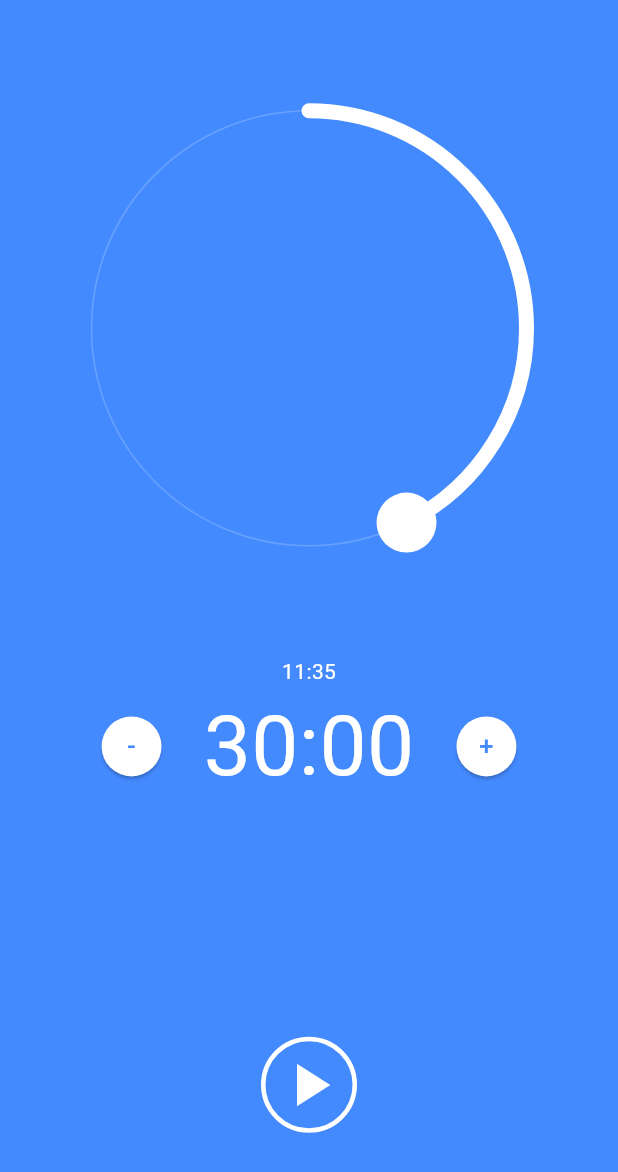
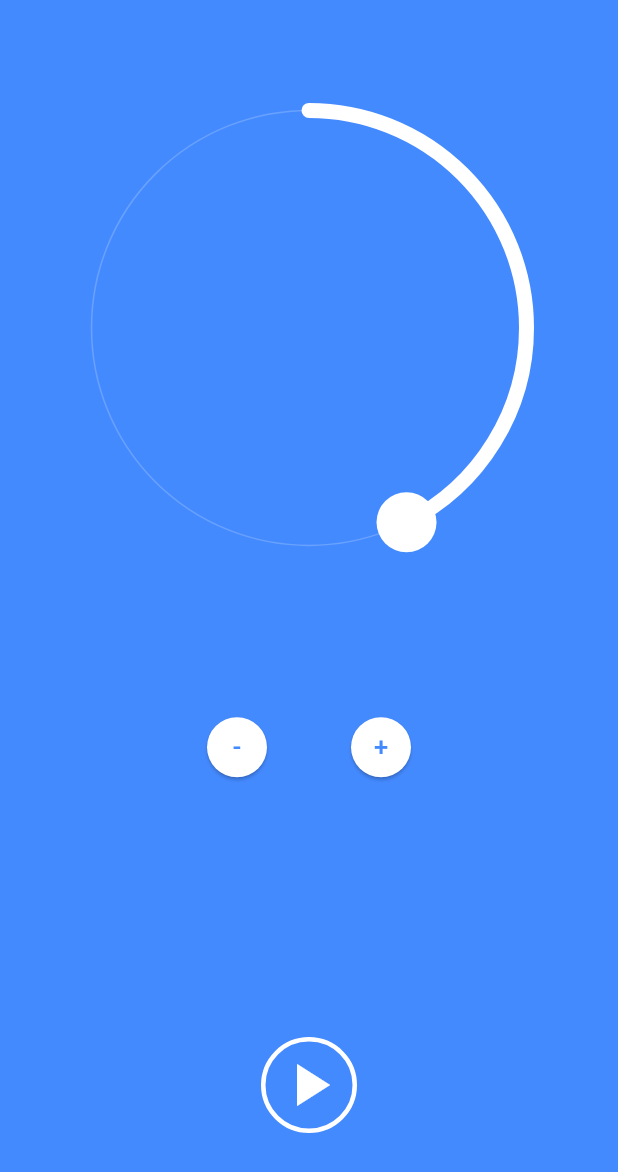
Before and after one commit to gsabatie/FocusBuddy, a Flutter app: the screen it shows after launch, on a phone screen of 412 x 824 dp. Shown: the top 1172 px of the screen. Run offline on Flutter 3.47's test engine with Material 2 defaults, Android fonts, the light colour scheme and no system bars; drawn by our look-alikes of sleek_circular_slider; our stand-ins replace flutter_bloc; generated files the repository leaves out were written again.

```diff
--- a/lib/src/widget/focus_command.dart
+++ b/lib/src/widget/focus_command.dart
@@ -2,7 +2,12 @@ import 'package:flutter/material.dart';
 import 'package:focus_boddy/src/widget/control_button.dart';
 
 class FocusCommands extends StatefulWidget {
-  const FocusCommands({Key? key}) : super(key: key);
+  final String expectedFinishedTime;
+  final String remainingTime;
+
+  const FocusCommands(
+      {Key? key, this.expectedFinishedTime = '', this.remainingTime = ''})
+      : super(key: key);
 
   @override
   State<FocusCommands> createState() => _FocusCommandsState();
@@ -11,18 +16,22 @@ class FocusCommands extends StatefulWidget {
 class _FocusCommandsState extends State<FocusCommands> {
   @override
   Widget build(BuildContext context) {
-    return const Column(
+    return Column(
       mainAxisAlignment: MainAxisAlignment.center,
       children: [
-        Text(style: TextStyle(fontSize: 14, color: Colors.white), '11:35'),
+        Text(
+            style: const TextStyle(fontSize: 14, color: Colors.white),
+            widget.expectedFinishedTime),
         Row(
           mainAxisAlignment: MainAxisAlignment.center,
           children: [
-            ControlButton(text: '-'),
-            SizedBox(width: 16),
-            Text(style: TextStyle(fontSize: 56, color: Colors.white), '30:00'),
-            SizedBox(width: 16),
-            ControlButton(text: '+'),
+            const ControlButton(text: '-'),
+            const SizedBox(width: 16),
+            Text(
+                style: const TextStyle(fontSize: 56, color: Colors.white),
+                widget.remainingTime),
+            const SizedBox(width: 16),
+            const ControlButton(text: '+'),
           ],
         ),
       ],
```
Also changed, not shown: 4 other files.
